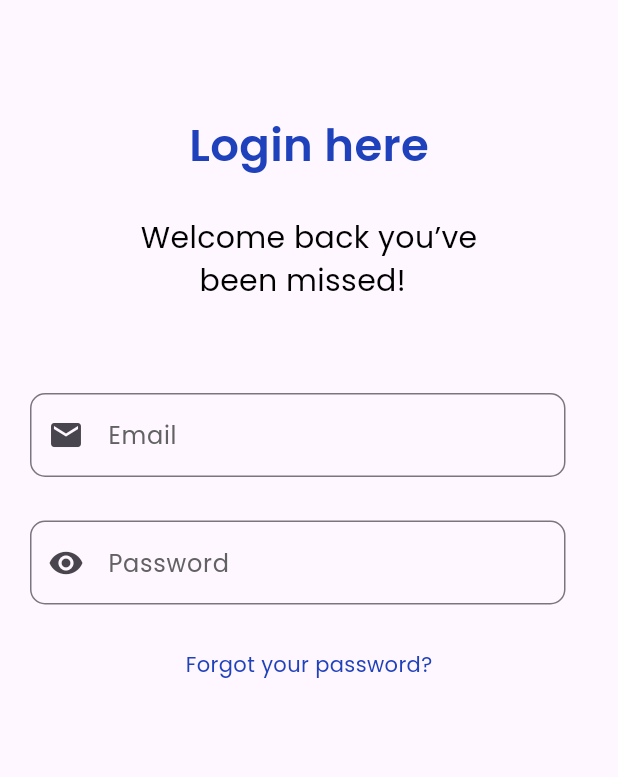
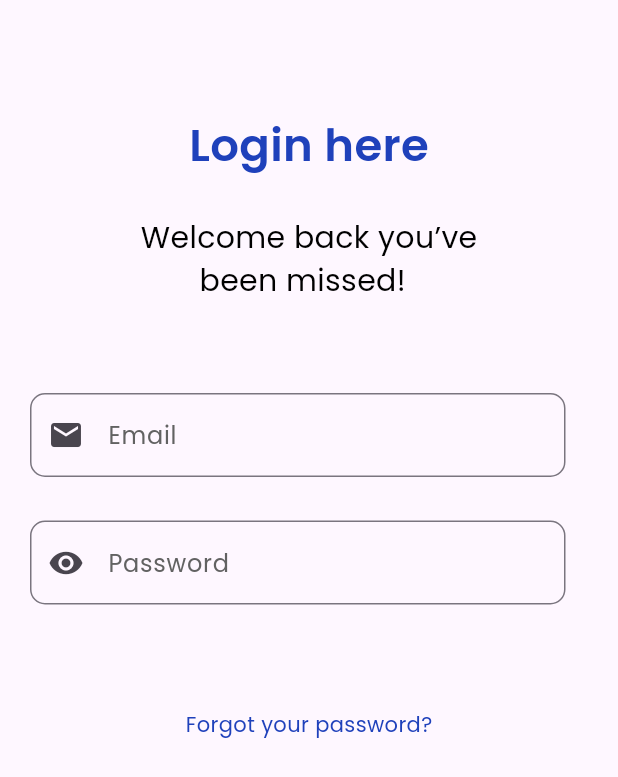
Before and after one commit to awalhsnmunna/Login-Register-UI, a Flutter app: the screen it shows after launch, after a tap on "Login", on a phone screen of 412 x 824 dp. Shown: the top 777 px of the screen. Run offline on Flutter 3.47's test engine with Material 3 defaults, Android fonts, the phone set to English and light mode, and no system bars.

Commit message:
add 3th sized box

```diff
--- a/lib/pages/loginpage.dart
+++ b/lib/pages/loginpage.dart
@@ -60,6 +60,8 @@ class LoginPage extends StatelessWidget {
               ),
             ),
             SizedBox(height: 30),
+            SizedBox(height: 20),
+            SizedBox(height: 20),
             Text(
               "Forgot your password?",
               style: TextStyle(fontSize: 14, color: Color(0xff1F41BB)),
```
